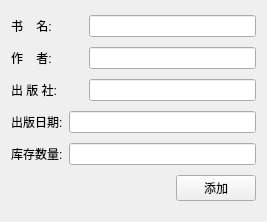
Qt form ui/add_book_window.ui (mr0yun/BookManager) before a commit.
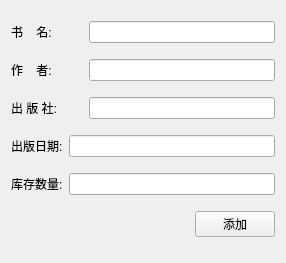
The same form after that commit.

Diff of the .ui file:
```diff
--- a/ui/add_book_window.ui
+++ b/ui/add_book_window.ui
@@ -6,8 +6,8 @@
    <rect>
     <x>0</x>
     <y>0</y>
-    <width>267</width>
-    <height>222</height>
+    <width>286</width>
+    <height>263</height>
    </rect>
   </property>
   <property name="windowTitle">
```
